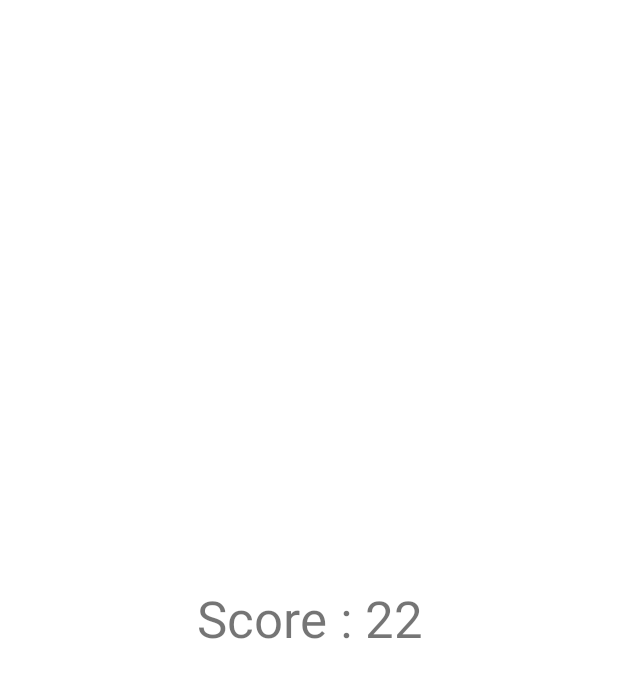
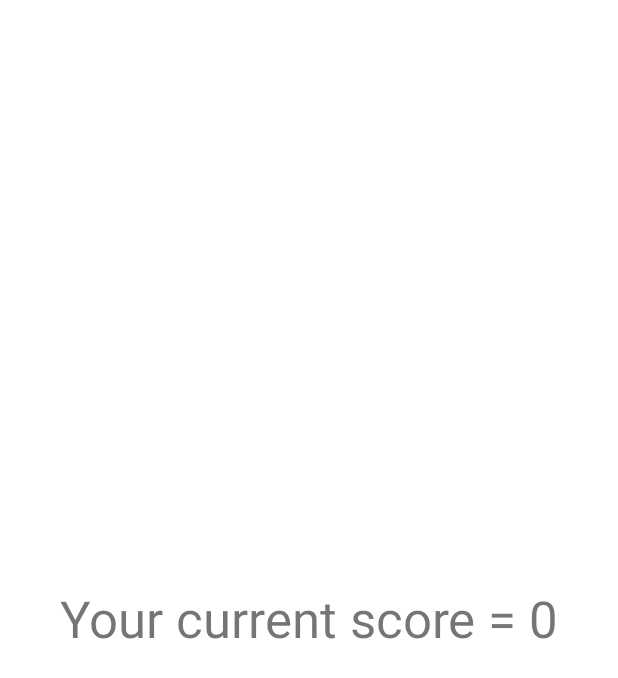
Before and after one commit to ILIIH/control, an Android app: the ScoreFragment screen opened through its navigation route, on a phone screen of 412 x 824 dp. Shown: the top 678 px of the screen. Run offline under Robolectric (Android 15) with nearby library versions, the phone set to English and light mode, and no system bars; Roboto replaces fonts that are not available here.

Commit message:
score fixing

```diff
--- a/app/src/main/java/com/example/control/ScoreFragment.kt
+++ b/app/src/main/java/com/example/control/ScoreFragment.kt
@@ -1,19 +1,29 @@
 package com.example.control
 
+import android.content.SharedPreferences
 import android.os.Bundle
-import androidx.fragment.app.Fragment
+import android.preference.PreferenceManager
 import android.view.LayoutInflater
 import android.view.View
 import android.view.ViewGroup
-
+import androidx.fragment.app.Fragment
+import com.example.control.databinding.FragmentScoreBinding
 
 class ScoreFragment : Fragment() {
 
     override fun onCreateView(
-        inflater: LayoutInflater, container: ViewGroup?,
-        savedInstanceState: Bundle?
+        inflater: LayoutInflater,
+        container: ViewGroup?,
+        savedInstanceState: Bundle?,
     ): View? {
-        return inflater.inflate(R.layout.fragment_score, container, false)
+        val view = FragmentScoreBinding.inflate(inflater, container, false)
+        view.CurrentScore.text = "Your current score = ${getScore()}"
+        return view.root
     }
 
+    fun getScore(): String {
+        val prefs = PreferenceManager.getDefaultSharedPreferences(requireContext())
+        val editor: SharedPreferences.Editor = prefs.edit()
+        return prefs.getInt("Score", 0).toString()
+    }
 }
--- a/app/src/main/java/com/example/control/HelpFragment.kt
+++ b/app/src/main/java/com/example/control/help_screen/HelpFragment.kt
@@ -1,4 +1,4 @@
-package com.example.control
+package com.example.control.help_screen
 
 import android.os.Bundle
 import android.view.LayoutInflater
@@ -6,6 +6,7 @@ import android.view.View
 import android.view.ViewGroup
 import androidx.fragment.app.Fragment
 import androidx.lifecycle.ViewModelProvider
+import com.example.control.R
 
 class HelpFragment : Fragment() {
 
--- a/app/src/main/java/com/example/control/HelpViewModel.kt
+++ b/app/src/main/java/com/example/control/help_screen/HelpViewModel.kt
@@ -1,4 +1,4 @@
-package com.example.control
+package com.example.control.help_screen
 
 import androidx.lifecycle.ViewModel
 
--- a/app/src/main/res/layout/fragment_gelp.xml
+++ b/app/src/main/res/layout/fragment_gelp.xml
@@ -4,7 +4,7 @@
     xmlns:tools="http://schemas.android.com/tools"
     android:layout_width="match_parent"
     android:layout_height="match_parent"
-    tools:context=".HelpFragment">
+    tools:context=".help_screen.HelpFragment">
 
     <TextView
         android:id="@+id/title1"
--- a/app/src/main/res/navigation/main_navigation_graph.xml
+++ b/app/src/main/res/navigation/main_navigation_graph.xml
@@ -87,7 +87,7 @@
         tools:layout="@layout/fragment_score" />
     <fragment
         android:id="@+id/helpFragment"
-        android:name="com.example.control.HelpFragment"
+        android:name="com.example.control.help_screen.HelpFragment"
         android:label="fragment_gelp"
         tools:layout="@layout/fragment_gelp" />
 </navigation>
```
Also changed, not shown: app/src/main/java/com/example/control/GameResultFragment.kt (+20 -0 lines), app/src/main/java/com/example/control/GreetingsFargment.kt (+10 -7 lines).
